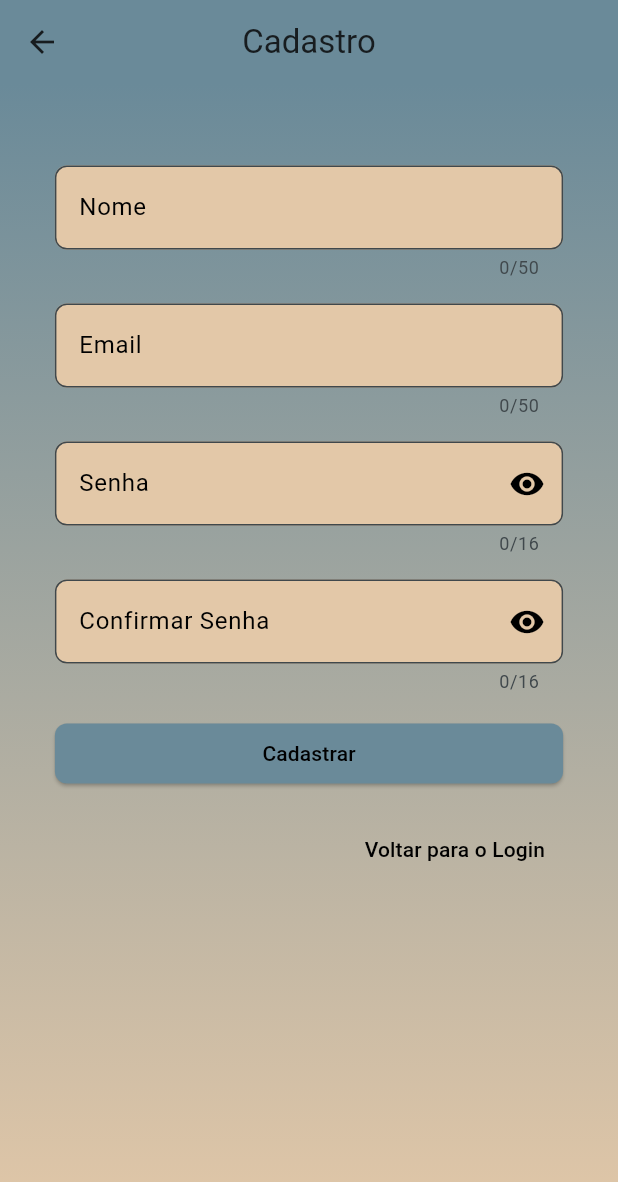
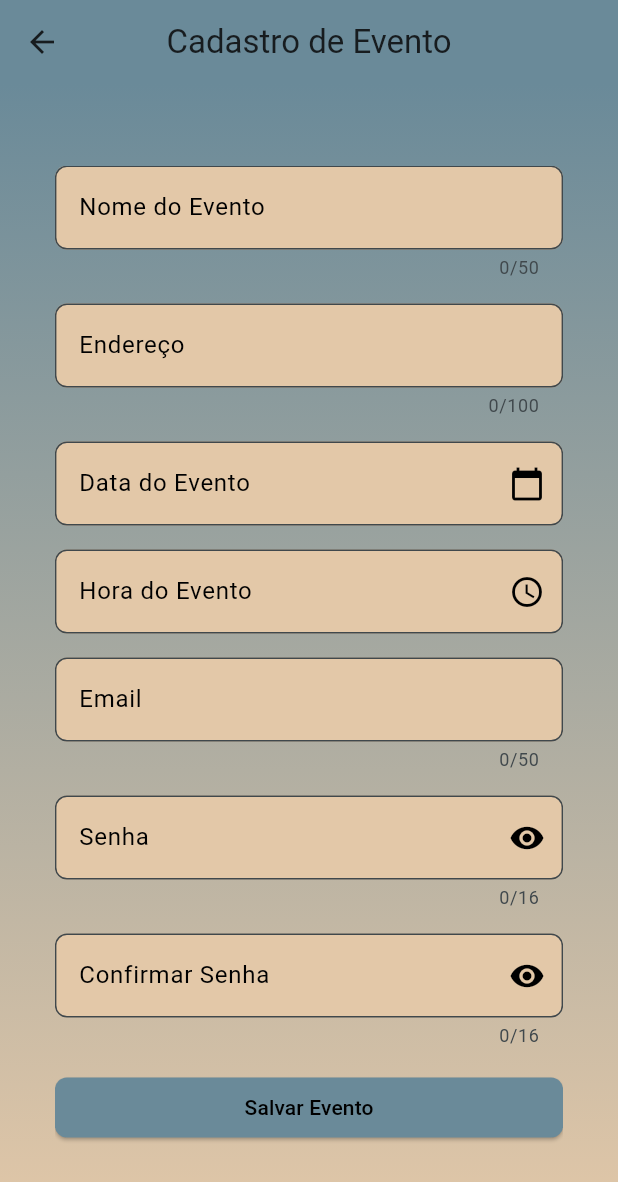
Before and after one commit to G-a-b-s/event_search, a Flutter app: the RegisterEvent screen opened directly, on a phone screen of 412 x 824 dp. Shown: the top 1182 px of the screen. Run offline on Flutter 3.47's test engine with Material 3 defaults, Android fonts, the phone set to English and light mode, and no system bars; our stand-ins replace cloud_firestore, firebase_auth, firebase_core; accounts and stored records are empty.

Commit message:
finalizando tela de registrar evento

```diff
--- a/lib/register_event.dart
+++ b/lib/register_event.dart
@@ -1,28 +1,63 @@
 import 'package:flutter/material.dart';
 import 'package:firebase_auth/firebase_auth.dart';
 import 'package:cloud_firestore/cloud_firestore.dart';
+import 'package:intl/intl.dart';
 
 class RegisterEvent extends StatefulWidget {
   const RegisterEvent({super.key});
 
   @override
-  State<RegisterEvent> createState() => _RegisterPageState();
+  State<RegisterEvent> createState() => _RegisterEventState();
 }
 
-class _RegisterPageState extends State<RegisterEvent> {
+class _RegisterEventState extends State<RegisterEvent> {
   bool _obscurePassword = true;
   bool _obscureConfirmPassword = true;
-  final TextEditingController _nome = TextEditingController();
+  final TextEditingController _nomeEvento = TextEditingController();
+  final TextEditingController _endereco = TextEditingController();
+  final TextEditingController _data = TextEditingController();
+  final TextEditingController _hora = TextEditingController();
   final TextEditingController _email = TextEditingController();
   final TextEditingController _senha = TextEditingController();
   final TextEditingController _confirmarSenha = TextEditingController();
+
+  DateTime? _selectedDate;
+  TimeOfDay? _selectedTime;
+
+  Future<void> _selectDate(BuildContext context) async {
+    final DateTime? picked = await showDatePicker(
+      context: context,
+      initialDate: DateTime.now(),
+      firstDate: DateTime.now(),
+      lastDate: DateTime(2101),
+    );
+    if (picked != null && picked != _selectedDate) {
+      setState(() {
+        _selectedDate = picked;
+        _data.text = DateFormat('dd/MM/yyyy').format(picked);
+      });
+    }
+  }
+
+  Future<void> _selectTime(BuildContext context) async {
+    final TimeOfDay? picked = await showTimePicker(
+      context: context,
+      initialTime: TimeOfDay.now(),
+    );
+    if (picked != null && picked != _selectedTime) {
+      setState(() {
+        _selectedTime = picked;
+        _hora.text = picked.format(context);
+      });
+    }
+  }
 
   @override
   Widget build(BuildContext context) {
     return Scaffold(
       appBar: AppBar(
         backgroundColor: const Color(0xFF6A8A99),
-        title: const Text('Cadastro'),
+        title: const Text('Cadastro de Evento'),
         centerTitle: true,
       ),
       body: Container(
@@ -41,11 +76,12 @@ class _RegisterPageState extends State<RegisterEvent> {
               padding: const EdgeInsets.all(16.0),
               child: ListView(
                 children: <Widget>[
+                  // Event Name
                   TextField(
-                    keyboardType: TextInputType.name,
-                    controller: _nome,
+                    keyboardType: TextInputType.text,
+                    controller: _nomeEvento,
                     decoration: InputDecoration(
-                      labelText: 'Nome',
+                      labelText: 'Nome do Evento',
                       labelStyle: const TextStyle(color: Colors.black),
                       filled: true,
                       fillColor: const Color(0xFFE3C8A8),
@@ -56,6 +92,61 @@ class _RegisterPageState extends State<RegisterEvent> {
                     maxLength: 50,
                   ),
                   const SizedBox(height: 16.0),
+                  // Address
+                  TextField(
+                    keyboardType: TextInputType.streetAddress,
+                    controller: _endereco,
+                    decoration: InputDecoration(
+                      labelText: 'Endereço',
+                      labelStyle: const TextStyle(color: Colors.black),
+                      filled: true,
+                      fillColor: const Color(0xFFE3C8A8),
+                      border: OutlineInputBorder(
+                        borderRadius: BorderRadius.circular(8.0),
+                      ),
+                    ),
+                    maxLength: 100,
+                  ),
+                  const SizedBox(height: 16.0),
+                  // Date
+                  TextField(
+                    controller: _data,
+                    readOnly: true,
+                    decoration: InputDecoration(
+                      labelText: 'Data do Evento',
+                      labelStyle: const TextStyle(color: Colors.black),
+                      filled: true,
+                      fillColor: const Color(0xFFE3C8A8),
+                      border: OutlineInputBorder(
+                        borderRadius: BorderRadius.circular(8.0),
+                      ),
+                      suffixIcon: IconButton(
+                        icon: const Icon(Icons.calendar_today, color: Colors.black),
+                        onPressed: () => _selectDate(context),
+                      ),
+                    ),
+                  ),
+                  const SizedBox(height: 16.0),
+                  // Time
+                  TextField(
+                    controller: _hora,
+                    readOnly: true,
+                    decoration: InputDecoration(
+                      labelText: 'Hora do Evento',
+                      labelStyle: const TextStyle(color: Colors.black),
+                      filled: true,
+                      fillColor: const Color(0xFFE3C8A8),
+                      border: OutlineInputBorder(
+                        borderRadius: BorderRadius.circular(8.0),
+                      ),
+                      suffixIcon: IconButton(
+                        icon: const Icon(Icons.access_time, color: Colors.black),
+                        onPressed: () => _selectTime(context),
+                      ),
+                    ),
+                  ),
+                  const SizedBox(height: 16.0),
+                  // Email
                   TextField(
                     keyboardType: TextInputType.emailAddress,
                     controller: _email,
@@ -71,6 +162,7 @@ class _RegisterPageState extends State<RegisterEvent> {
                     maxLength: 50,
                   ),
                   const SizedBox(height: 16.0),
+                  // Password
                   TextField(
                     obscureText: _obscurePassword,
                     controller: _senha,
@@ -97,6 +189,7 @@ class _RegisterPageState extends State<RegisterEvent> {
                     maxLength: 16,
                   ),
                   const SizedBox(height: 16.0),
+                  // Confirm Password
                   TextField(
                     obscureText: _obscureConfirmPassword,
                     controller: _confirmarSenha,
@@ -123,6 +216,7 @@ class _RegisterPageState extends State<RegisterEvent> {
                     maxLength: 16,
                   ),
                   const SizedBox(height: 16.0),
+                  // Save Event Button
                   ElevatedButton(
                     style: ElevatedButton.styleFrom(
                       backgroundColor: const Color(0xFF6A8A99),
@@ -132,12 +226,21 @@ class _RegisterPageState extends State<RegisterEvent> {
                       ),
                     ),
                     onPressed: () async {
-                      final nome = _nome.text.trim();
+                      final nomeEvento = _nomeEvento.text.trim();
+                      final endereco = _endereco.text.trim();
+                      final data = _data.text.trim();
+                      final hora = _hora.text.trim();
                       final email = _email.text.trim();
                       final senha = _senha.text.trim();
                       final confirmarSenha = _confirmarSenha.text.trim();
 
-                      if (nome.isEmpty || email.isEmpty || senha.isEmpty || confirmarSenha.isEmpty) {
+                      if (nomeEvento.isEmpty ||
+                          endereco.isEmpty ||
+                          data.isEmpty ||
+                          hora.isEmpty ||
+                          email.isEmpty ||
+                          senha.isEmpty ||
+                          confirmarSenha.isEmpty) {
                         _showError('Preencha todos os campos.');
                         return;
                       }
@@ -146,36 +249,44 @@ class _RegisterPageState extends State<RegisterEvent> {
                         _showError('As senhas não coincidem.');
                         return;
                       }
+
                       _showLoading(context);
 
                       try {
-                        final cred = await FirebaseAuth.instance
-                            .createUserWithEmailAndPassword(email: email, password: senha);
+                        // Fetch the current authenticated user
+                        final User? user = FirebaseAuth.instance.currentUser;
+                        if (user == null) {
+                          _hideLoading(context);
+                          _showError('Nenhum usuário autenticado encontrado.');
+                          return;
+                        }
 
+                        // Save event data to Firestore using the current user's UID
                         await FirebaseFirestore.instance
-                            .collection('cadastro')
-                            .doc(cred.user!.uid)
+                            .collection('eventos')
+                            .doc(user.uid)
                             .set({
-                              'nome': nome,
-                              'email': email,
-                              'dataCadastro': Timestamp.now(),
-                            });
+                          'nomeEvento': nomeEvento,
+                          'endereco': endereco,
+                          'data': data,
+                          'hora': hora,
+                          'email': email,
+                          'dataCadastro': Timestamp.now(),
+                        });
 
                         _hideLoading(context);
 
                         ScaffoldMessenger.of(context).showSnackBar(
-                          const SnackBar(content: Text('Usuário cadastrado com sucesso!')),
+                          const SnackBar(content: Text('Evento cadastrado com sucesso!')),
                         );
 
                         Navigator.pop(context);
-                      } on FirebaseAuthException catch (e) {
-                        _showError('Erro de autenticação: ${e.message}');
                       } catch (e) {
                         _hideLoading(context);
-                        _showError('Erro inesperado: $e');
+                        _showError('Erro ao salvar evento: $e');
                       }
                     },
-                    child: const Text('Cadastrar'),
+                    child: const Text('Salvar Evento'),
                   ),
                   const SizedBox(height: 16.0),
                   Align(
@@ -199,23 +310,25 @@ class _RegisterPageState extends State<RegisterEvent> {
     );
   }
 
-  void _showError(String mensage) {
+  void _showError(String message) {
     ScaffoldMessenger.of(context).showSnackBar(
-      SnackBar(content: Text(mensage)),
+      SnackBar(content: Text(message)),
     );
   }
+
   void _showLoading(BuildContext context) {
     showDialog(
       context: context,
-      barrierDismissible: false, // Impede que o modal seja fechado ao clicar fora
+      barrierDismissible: false,
       builder: (BuildContext context) {
         return const Center(
-          child: CircularProgressIndicator(), // Indicador de progresso circular
+          child: CircularProgressIndicator(),
         );
       },
     );
   }
+
   void _hideLoading(BuildContext context) {
-    Navigator.pop(context); // Fecha o modal de loading
+    Navigator.pop(context);
+  }
 }
-}
--- a/pubspec.yaml
+++ b/pubspec.yaml
@@ -11,6 +11,7 @@ dependencies:
     sdk: flutter
   firebase_core: ^2.28.0
   firebase_auth: ^4.17.3
+  intl: ^0.19.0
 
   cloud_firestore: ^4.13.3
 
```
Also changed, not shown: lib/main.dart (+19 -0 lines).
